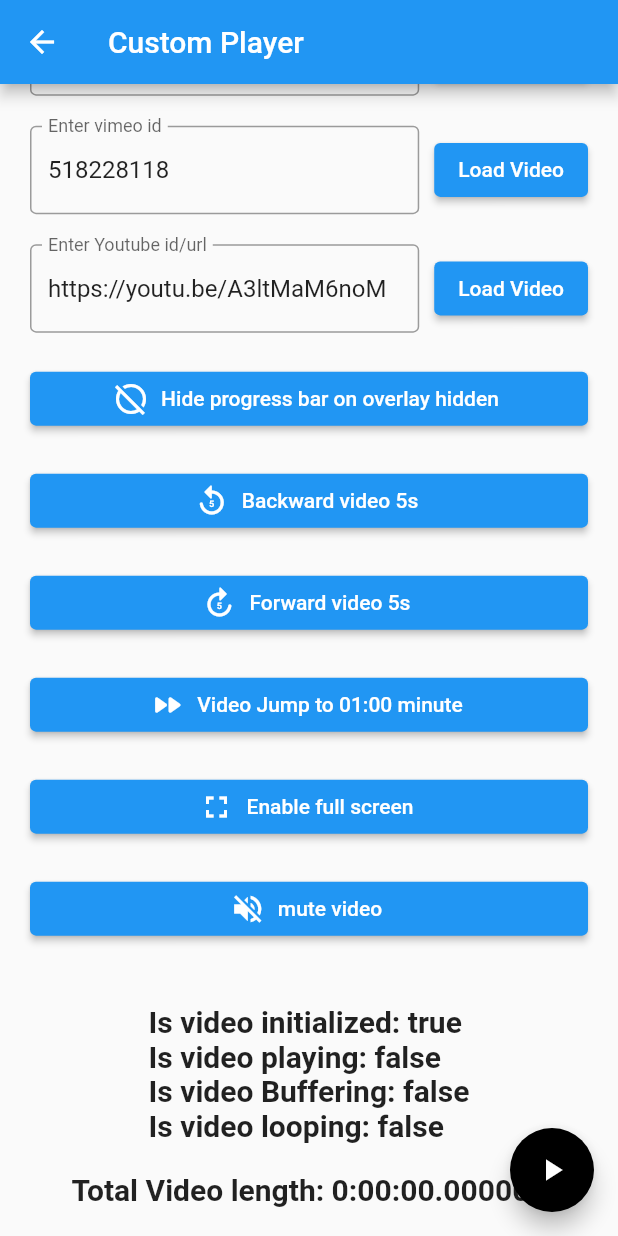
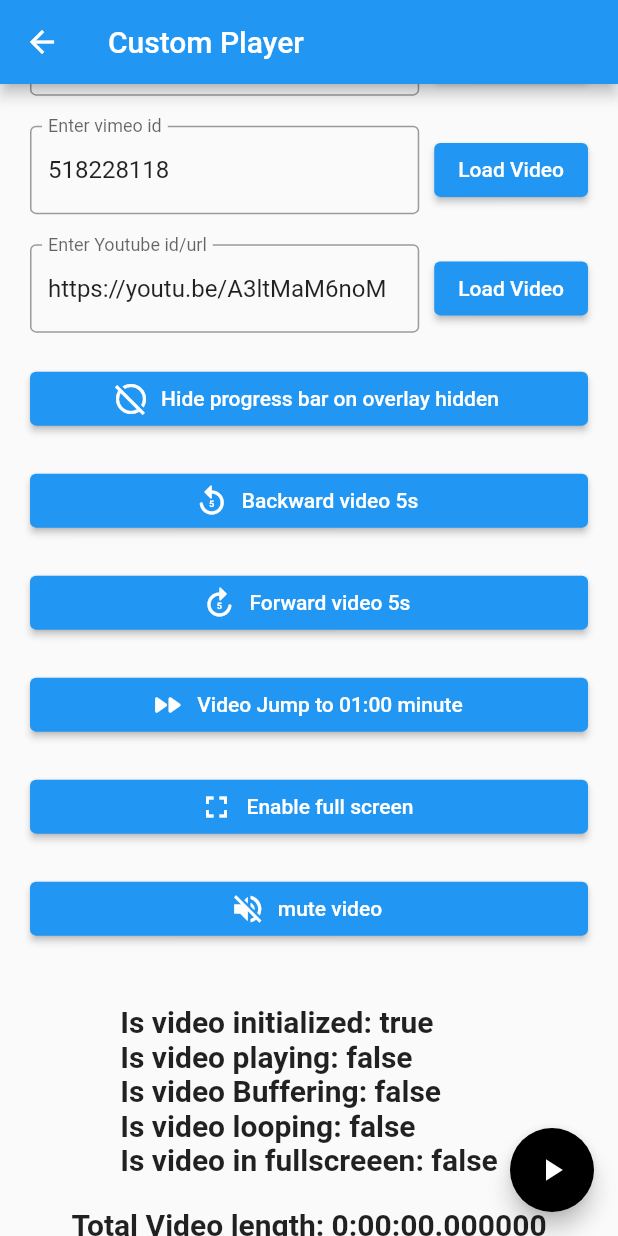
Before and after one commit to newtaDev/pod_player, a Flutter app: the CustomVideoControlls screen opened by its route, scrolled down 447 dp, on a phone screen of 412 x 824 dp. Run offline on Flutter 3.47's test engine with Material 2 defaults, Android fonts, the phone set to English and light mode, and no system bars; our stand-ins replace get, lottie, video_player, wakelock; missing offline and left inert: universal_html, youtube_explode_dart.

Commit message:
Added `isFullScreen` getter to controller Added some docs to controller

```diff
--- a/example/lib/screens/cutom_video_controllers.dart
+++ b/example/lib/screens/cutom_video_controllers.dart
@@ -188,7 +188,8 @@ class _CustomVideoControllsState extends State<CustomVideoControlls> {
                       'Is video initialized: ${controller.isInitialised}\n'
                       'Is video playing: ${controller.isVideoPlaying}\n'
                       'Is video Buffering: ${controller.isVideoBuffering}\n'
-                      'Is video looping: ${controller.isVideoLooping}',
+                      'Is video looping: ${controller.isVideoLooping}\n'
+                      'Is video in fullscreeen: ${controller.isFullScreen}',
                       style: textStyle,
                     ),
                     sizeH20,
--- a/lib/src/controllers/pod_player_controller.dart
+++ b/lib/src/controllers/pod_player_controller.dart
@@ -9,7 +9,6 @@ import '../../pod_player.dart';
 import 'pod_getx_video_controller.dart';
 
 class PodPlayerController {
-  ///
   late PodGetXVideoController _ctr;
   late String getTag;
   bool _isInitialised = false;
@@ -17,6 +16,7 @@ class PodPlayerController {
   final PlayVideoFrom playVideoFrom;
   final PodPlayerConfig podPlayerConfig;
 
+  /// controller for pod player
   PodPlayerController({
     required this.playVideoFrom,
     this.podPlayerConfig = const PodPlayerConfig(),
@@ -29,7 +29,8 @@ class PodPlayerController {
         playerConfig: podPlayerConfig,
       );
   }
-  //!init
+
+  /// Initialsing video player
   Future<void> initialise() async {
     WidgetsBinding.instance?.addPostFrameCallback((timeStamp) async {
       await _ctr.videoInit();
@@ -47,12 +48,23 @@ class PodPlayerController {
     }
   }
 
+  /// returns the urll of current playing video
   String? get videoUrl => _ctr.playingVideoUrl;
 
+  /// returns true if video player is initialized
   bool get isInitialised => _ctr.videoCtr?.value.isInitialized ?? false;
+
+  /// returns true if video is playing
   bool get isVideoPlaying => _ctr.videoCtr?.value.isPlaying ?? false;
+
+  /// returns true if video is in bufferubg state
   bool get isVideoBuffering => _ctr.videoCtr?.value.isBuffering ?? false;
+
+  /// retuens true if `loop` is enabled
   bool get isVideoLooping => _ctr.videoCtr?.value.isLooping ?? false;
+
+  /// returns true if video is in fullscreen mode
+  bool get isFullScreen => _ctr.isFullScreen;
 
   bool get isMute => _ctr.isMute;
 
@@ -74,10 +86,13 @@ class PodPlayerController {
 
   //! video play/pause
 
+  /// plays the video
   void play() => _ctr.podVideoStateChanger(PodVideoState.playing);
 
+  /// pauses the video
   void pause() => _ctr.podVideoStateChanger(PodVideoState.paused);
 
+  /// toogle play and pause
   void togglePlayPause() {
     isVideoPlaying ? pause() : play();
   }
@@ -97,15 +112,18 @@ class PodPlayerController {
   }
   //! volume Controllers
 
+  /// mute the volume of the video
   Future<void> mute() async => _ctr.mute();
 
+  /// unmutue the volume of the video
   Future<void> unMute() async => _ctr.unMute();
 
+  /// toggle the volume
   Future<void> toggleVolume() async {
     _ctr.isMute ? await _ctr.unMute() : await _ctr.mute();
   }
 
-  ///Dispose controller
+  ///Dispose pod video player controller
   void dispose() {
     _ctr.videoCtr?.removeListener(_ctr.videoListner);
     _ctr.videoCtr?.dispose();
@@ -117,6 +135,7 @@ class PodPlayerController {
     );
   }
 
+  /// used to change the video
   Future<void> changeVideo({
     required PlayVideoFrom playVideoFrom,
     PodPlayerConfig playerConfig = const PodPlayerConfig(),
@@ -165,16 +184,19 @@ class PodPlayerController {
     return _ctr.onLeftDoubleTap(seconds: seconds);
   }
 
+  /// Enables video player to fullscreeen mode
   void enableFullScreen() {
     _html.document.documentElement?.requestFullscreen();
     _ctr.enableFullScreen(getTag);
   }
 
+  /// Disables fullscreeen mode
   void disableFullScreen(BuildContext context) {
     _html.document.exitFullscreen();
     if (!_ctr.isWebPopupOverlayOpen) _ctr.disableFullScreen(context, getTag);
   }
 
+  /// listner for the changes in the qualty of the video
   void onVideoQualityChanged(VoidCallback callback) {
     _ctr.onVimeoVideoQualityChanged = callback;
   }
```
